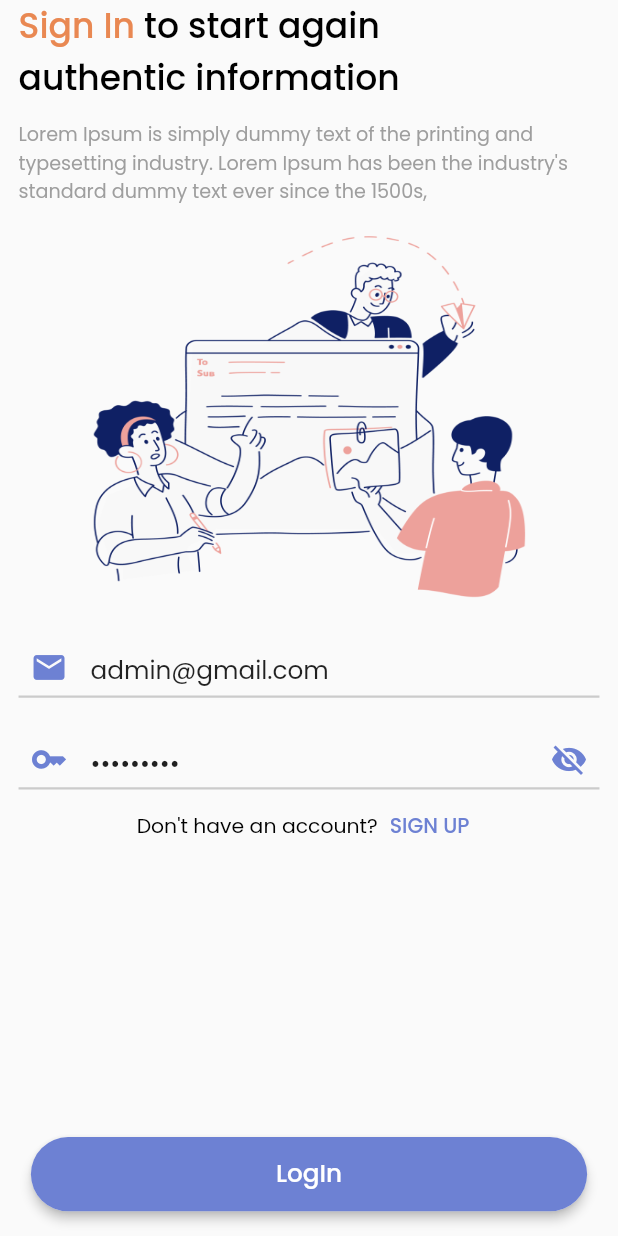
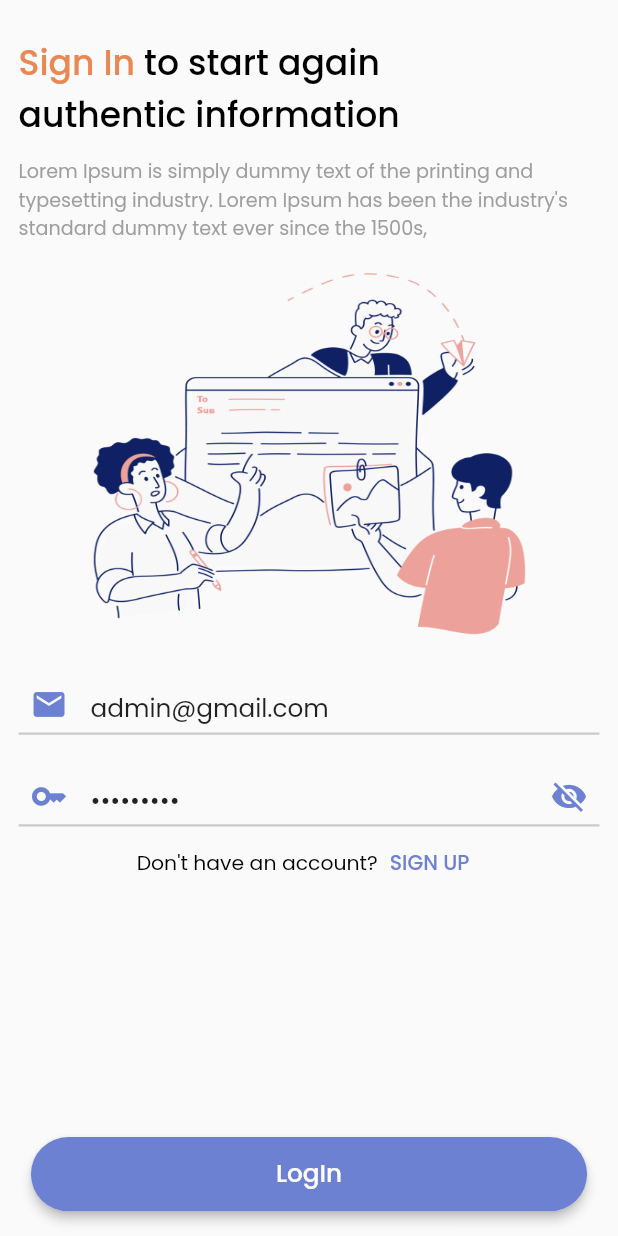
Before and after one commit to sweta-feeltech/General-Expense-App, a Flutter app: the screen it shows after launch, after a tap on "Log In", on a phone screen of 412 x 824 dp. Run offline on Flutter 3.47's test engine with Material 2 defaults, Android fonts, the phone set to English and light mode, and no system bars; our stand-ins replace accordion, cloud_firestore, date_time_picker, file_picker, firebase_auth, flutter_bloc and 8 more; accounts and stored records are empty; network calls fail; project files that could hold a hidden picture were left out.

Commit message:
20-05-2023 : LogIn Screen and Main Screen UI Changes

```diff
--- a/lib/Utils/api_end_points.dart
+++ b/lib/Utils/api_end_points.dart
@@ -7,7 +7,8 @@ String BASEURL = "https://trackventory.teamfeeltech.com/$apiPreFix";
 ///
 /// ~~~~~~~~~~~~~~~BASE IMAGE URL~~~~~~~~~~~~~~~~~~~~~~~~~~~~~~~~~~~~~~~~~~~~~~~~~
 ///
-String BASEIMAGEURL = "http://192.168.29.253:6969/";
+String BASEIMAGEURL = "https://trackventory.teamfeeltech.com/";
+// String BASEIMAGEURL = "http://192.168.29.253:6969/";
 
 ////// PREFIX OF DOMAIN
 ///
--- a/lib/pages/LoginRegistrationScreens/login_screen.dart
+++ b/lib/pages/LoginRegistrationScreens/login_screen.dart
@@ -209,6 +209,8 @@ class _LogInScreenState extends State<LogInScreen> {
       ),
       body: SafeArea(
         child: SingleChildScrollView(
+          child: Padding(
+            padding: EdgeInsets.symmetric(vertical: main_Height * 0.03),
             child: Column(
               crossAxisAlignment: CrossAxisAlignment.start,
               children: [
@@ -436,6 +438,7 @@ class _LogInScreenState extends State<LogInScreen> {
             ),
           ),
         ),
+      ),
     );
   }
 
--- a/lib/pages/LoginRegistrationScreens/main_screen.dart
+++ b/lib/pages/LoginRegistrationScreens/main_screen.dart
@@ -56,9 +56,10 @@ class _MainPageScreenState extends State<MainPageScreen> {
     return Scaffold(
 
       body: SafeArea(
-        child: Container(
+        child: Padding(
+          padding: EdgeInsets.symmetric(vertical: main_Height * 0.03),
           child: Column(
-            mainAxisAlignment: MainAxisAlignment.center,
+            mainAxisAlignment: MainAxisAlignment.start,
             // crossAxisAlignment: CrossAxisAlignment.center,
             children: [
               Container(
@@ -131,7 +132,7 @@ class _MainPageScreenState extends State<MainPageScreen> {
                   ],
                 ),
               ),
-              SizedBox(height: 50,),
+              SizedBox(height: main_Height * 0.05),
               Container(
                 width: main_Width * 0.75,
                 height: main_Height * 0.30,
@@ -177,8 +178,7 @@ class _MainPageScreenState extends State<MainPageScreen> {
                   ),
                 ),
               ),
-              SizedBox(height: 15,),
-
+              SizedBox(height: main_Height * 0.02,),
               Row(
                 mainAxisAlignment: MainAxisAlignment.center,
                   children: <Widget>[
@@ -192,8 +192,7 @@ class _MainPageScreenState extends State<MainPageScreen> {
 
                    ]
               ),
-              SizedBox(height: 10,),
-
+              SizedBox(height: main_Height * 0.015,),
               Center(
                 child:Container(
                   height: main_Height * 0.085,
```
Lines whose indentation alone changed are shown as unchanged.
